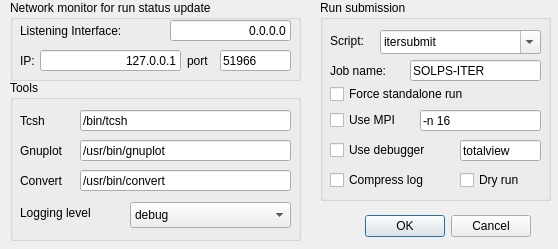
First picture: the form in src/gui/preferences.ui, repository LeCAD-PEG/SOLPS-GUI, before the edit.
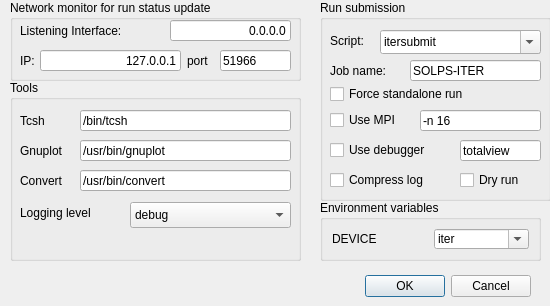
Second picture: the form after the edit.

Commit message: Running and embedding DivGeo implemented. Preferences have now an Environment Variables group.

Diff of the .ui file:
```diff
--- a/src/gui/preferences.ui
+++ b/src/gui/preferences.ui
@@ -9,8 +9,8 @@
    <rect>
     <x>0</x>
     <y>0</y>
-    <width>558</width>
-    <height>249</height>
+    <width>550</width>
+    <height>306</height>
    </rect>
   </property>
   <property name="windowTitle">
@@ -23,7 +23,7 @@
    <property name="geometry">
     <rect>
      <x>300</x>
-     <y>210</y>
+     <y>270</y>
      <width>231</width>
      <height>32</height>
     </rect>
@@ -406,7 +406,7 @@
      <x>10</x>
      <y>80</y>
      <width>291</width>
-     <height>161</height>
+     <height>181</height>
     </rect>
    </property>
    <property name="title">
@@ -551,6 +551,45 @@
     </property>
    </widget>
   </widget>
+  <widget class="QGroupBox" name="groupBox_4">
+   <property name="geometry">
+    <rect>
+     <x>320</x>
+     <y>200</y>
+     <width>221</width>
+     <height>61</height>
+    </rect>
+   </property>
+   <property name="title">
+    <string>Environment variables</string>
+   </property>
+   <layout class="QGridLayout" name="gridLayout">
+    <item row="0" column="0">
+     <widget class="QLabel" name="label_10">
+      <property name="text">
+       <string>DEVICE</string>
+      </property>
+     </widget>
+    </item>
+    <item row="0" column="1">
+     <widget class="QComboBox" name="comboBox_device_environment">
+      <property name="editable">
+       <bool>true</bool>
+      </property>
+      <item>
+       <property name="text">
+        <string>iter</string>
+       </property>
+      </item>
+      <item>
+       <property name="text">
+        <string>cmod</string>
+       </property>
+      </item>
+     </widget>
+    </item>
+   </layout>
+  </widget>
  </widget>
  <layoutdefault spacing="6" margin="9"/>
  <resources/>
```
The commit also changes 6 other files.
